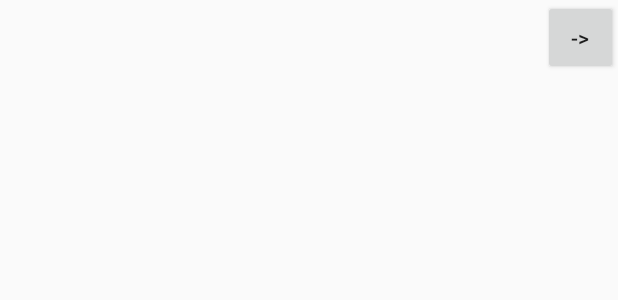
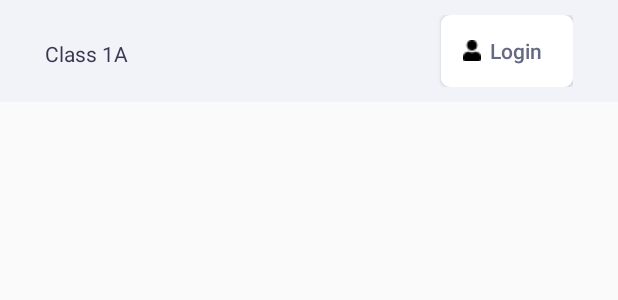
Before and after one commit to Alucoder/S-cool, an Android app: the layout activity_notice.xml on its own in the app's theme, with its tools: preview values and no code run, on a phone screen of 412 x 824 dp. Shown: the top 300 px of the screen. Run offline under Robolectric (Android 15) with nearby library versions, the phone set to English and light mode, and no system bars; Roboto replaces fonts that are not available here.

Commit message:
Fix desigen of notice activity

```diff
--- /dev/null
+++ b/app/src/main/res/drawable/loginbtnbg.xml
@@ -0,0 +1,22 @@
+<?xml version="1.0" encoding="utf-8"?>
+<shape xmlns:android="http://schemas.android.com/apk/res/android"
+    android:shape="rectangle">
+    <stroke
+        android:width="1dp"
+        android:color="@color/colorWhite" />
+
+    <solid
+        android:color="@color/colorWhite"
+        />
+
+    // Reduce the corner radius value
+    <corners android:radius="5dp" />
+
+    <padding
+        android:left="15dp"
+        android:top="10dp"
+        android:right="15dp"
+        android:bottom="10dp"    >
+
+    </padding>
+</shape>
--- a/app/src/main/res/layout/activity_notice.xml
+++ b/app/src/main/res/layout/activity_notice.xml
@@ -5,20 +5,49 @@
     android:layout_width="match_parent"
     android:layout_height="match_parent"
     tools:context=".Activities.NoticeActivity">
+    <androidx.constraintlayout.widget.ConstraintLayout
+        android:layout_width="match_parent"
+        android:layout_height="wrap_content"
+        android:paddingLeft="30dp"
+        android:paddingRight="30dp"
+        android:paddingTop="10dp"
+        android:paddingBottom="10dp"
+        android:orientation="horizontal"
+        tools:ignore="MissingConstraints"
+        android:id="@+id/tvtitlebar"
+        android:background="@color/colorTopBar"
+        android:foregroundGravity="center">
 
-    <Button
-        android:id="@+id/btnGotoLogin"
-        android:layout_width="50dp"
-        android:layout_height="50dp"
-        android:text="->"
-        app:layout_constraintTop_toTopOf="parent"
-        app:layout_constraintEnd_toEndOf="parent" />
+        <TextView
+            android:id="@+id/titlebar"
+            android:layout_width="wrap_content"
+            android:layout_height="wrap_content"
+            android:layout_marginTop="16dp"
+            android:text="Class 1A"
+            android:textColor="@color/colorHeading"
+            app:layout_constraintStart_toStartOf="parent"
+            app:layout_constraintTop_toTopOf="parent" />
+
+        <Button
+            android:id="@+id/btnGotoLogin"
+            android:layout_width="wrap_content"
+            android:layout_height="wrap_content"
+            android:text="Login"
+            app:layout_constraintTop_toTopOf="parent"
+            app:layout_constraintEnd_toEndOf="parent"
+            android:drawableLeft="@drawable/usericon"
+            android:background="@drawable/loginbtnbg"
+            android:textAllCaps="false"
+            android:textColor="@color/colorContext" />
+    </androidx.constraintlayout.widget.ConstraintLayout>
+
 
     <androidx.recyclerview.widget.RecyclerView
         android:id="@+id/rvNotice"
         android:layout_width="match_parent"
         android:layout_height="wrap_content"
+        android:padding="30dp"
         app:layout_constraintEnd_toEndOf="parent"
         app:layout_constraintStart_toStartOf="parent"
-        app:layout_constraintTop_toBottomOf="@+id/btnGotoLogin" />
+        app:layout_constraintTop_toBottomOf="@+id/tvtitlebar" />
 </androidx.constraintlayout.widget.ConstraintLayout>
```
Also changed, not shown: app/src/main/res/drawable/usericon.png (added).
